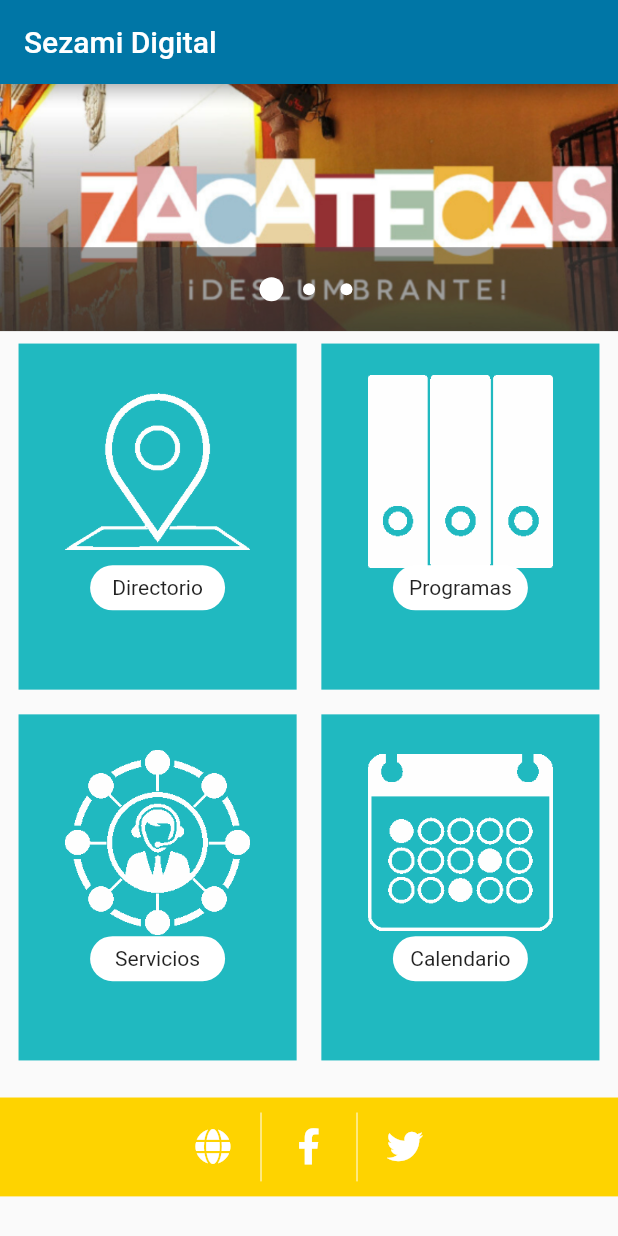
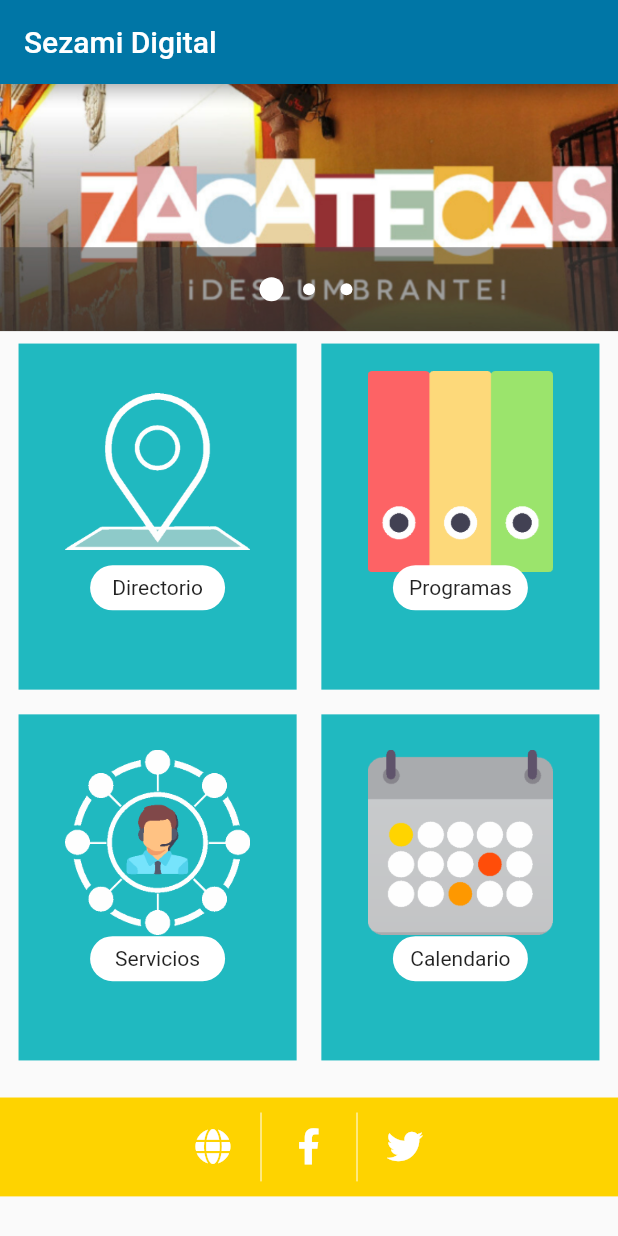
Before and after one commit to daniort/sezamiapp, a Flutter app: the screen it shows after launch, on a phone screen of 412 x 824 dp. Run offline on Flutter 3.47's test engine with Material 2 defaults, Android fonts, the phone set to English and light mode, and no system bars; drawn by our look-alikes of carousel_pro; our stand-ins replace font_awesome_flutter, table_calendar.

Commit message:
cambio iconos del home

```diff
--- a/lib/Widgets/widget_directorio/directorio_wid.dart
+++ b/lib/Widgets/widget_directorio/directorio_wid.dart
@@ -155,7 +155,6 @@ class _DirectorioState extends State<Directorio>
             padding: EdgeInsets.only(top: queryData.size.height * 0.82 ),
             child: Container(
               height: (queryData.size.height) * 0.08,
-
               child: Footer(),
             ),
           ),
--- a/lib/Widgets/widgets_home/botones_wig.dart
+++ b/lib/Widgets/widgets_home/botones_wig.dart
@@ -42,7 +42,7 @@ class MisBotonesHome extends StatelessWidget {
                             //color: Color(0xFFfff344f),
                             borderRadius: BorderRadius.circular(30.0),
                           ),
-                          child: Image.asset('images/icons/ico1.png'),
+                          child: Image.asset('images/icons/icodire.png'),
                         ),
                       ),
                       Center(
@@ -90,7 +90,7 @@ class MisBotonesHome extends StatelessWidget {
                             //color: Color(0xFFfff344f),
                             borderRadius: BorderRadius.circular(30.0),
                           ),
-                          child: Image.asset('images/icons/ico2.png'),
+                          child: Image.asset('images/icons/icoprog.png'),
                         ),
                       ),
                       Center(
@@ -143,7 +143,7 @@ class MisBotonesHome extends StatelessWidget {
                             //color: Color(0xFFfff344f),
                             borderRadius: BorderRadius.circular(30.0),
                           ),
-                          child: Image.asset('images/icons/ico3.png'),
+                          child: Image.asset('images/icons/icosev.png'),
                         ),
                       ),
                       Center(
@@ -191,7 +191,7 @@ class MisBotonesHome extends StatelessWidget {
                             //color: Color(0xFFfff344f),
                             borderRadius: BorderRadius.circular(30.0),
                           ),
-                          child: Image.asset('images/icons/ico4.png'),
+                          child: Image.asset('images/icons/icocal.png'),
                         ),
                       ),
                       Center(
```
Also changed, not shown: images/icons/icocal.png (added), images/icons/icodire.png (added), images/icons/icoprog.png (added), images/icons/icosev.png (added).
